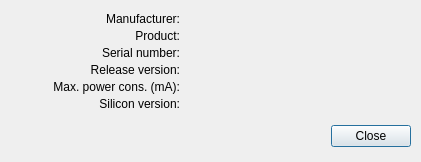
Before: the Qt Designer form src/informationdialog.ui in bloguetronica/cp2130-com, drawn with Qt 5.
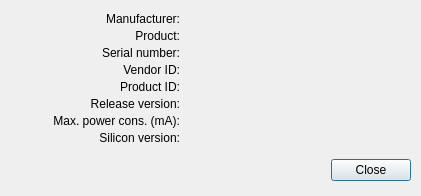
After: the same form once the commit is applied. Icons and pictures are not drawn.

```diff
--- a/src/informationdialog.ui
+++ b/src/informationdialog.ui
@@ -7,19 +7,19 @@
     <x>0</x>
     <y>0</y>
     <width>421</width>
-    <height>162</height>
+    <height>196</height>
    </rect>
   </property>
   <property name="minimumSize">
    <size>
     <width>421</width>
-    <height>162</height>
+    <height>196</height>
    </size>
   </property>
   <property name="maximumSize">
    <size>
     <width>421</width>
-    <height>162</height>
+    <height>196</height>
    </size>
   </property>
   <property name="windowTitle">
@@ -43,7 +43,7 @@
    <property name="geometry">
     <rect>
      <x>10</x>
-     <y>121</y>
+     <y>155</y>
      <width>401</width>
      <height>31</height>
     </rect>
@@ -101,7 +101,7 @@
    <property name="geometry">
     <rect>
      <x>185</x>
-     <y>78</y>
+     <y>112</y>
      <width>226</width>
      <height>17</height>
     </rect>
@@ -130,7 +130,7 @@
    <property name="geometry">
     <rect>
      <x>10</x>
-     <y>61</y>
+     <y>95</y>
      <width>170</width>
      <height>17</height>
     </rect>
@@ -146,7 +146,7 @@
    <property name="geometry">
     <rect>
      <x>185</x>
-     <y>61</y>
+     <y>95</y>
      <width>226</width>
      <height>17</height>
     </rect>
@@ -159,7 +159,7 @@
    <property name="geometry">
     <rect>
      <x>10</x>
-     <y>78</y>
+     <y>112</y>
      <width>170</width>
      <height>17</height>
     </rect>
@@ -204,7 +204,7 @@
    <property name="geometry">
     <rect>
      <x>185</x>
-     <y>95</y>
+     <y>129</y>
      <width>226</width>
      <height>17</height>
     </rect>
@@ -217,7 +217,7 @@
    <property name="geometry">
     <rect>
      <x>10</x>
-     <y>95</y>
+     <y>129</y>
      <width>170</width>
      <height>17</height>
     </rect>
@@ -229,6 +229,64 @@
     <set>Qt::AlignRight|Qt::AlignTrailing|Qt::AlignVCenter</set>
    </property>
   </widget>
+  <widget class="QLabel" name="labelVID">
+   <property name="geometry">
+    <rect>
+     <x>185</x>
+     <y>61</y>
+     <width>226</width>
+     <height>17</height>
+    </rect>
+   </property>
+   <property name="text">
+    <string/>
+   </property>
+  </widget>
+  <widget class="QLabel" name="labelVIDLabel">
+   <property name="geometry">
+    <rect>
+     <x>10</x>
+     <y>61</y>
+     <width>170</width>
+     <height>17</height>
+    </rect>
+   </property>
+   <property name="text">
+    <string>Vendor ID:</string>
+   </property>
+   <property name="alignment">
+    <set>Qt::AlignRight|Qt::AlignTrailing|Qt::AlignVCenter</set>
+   </property>
+  </widget>
+  <widget class="QLabel" name="labelPID">
+   <property name="geometry">
+    <rect>
+     <x>185</x>
+     <y>78</y>
+     <width>226</width>
+     <height>17</height>
+    </rect>
+   </property>
+   <property name="text">
+    <string/>
+   </property>
+  </widget>
+  <widget class="QLabel" name="labelPIDLabel">
+   <property name="geometry">
+    <rect>
+     <x>10</x>
+     <y>78</y>
+     <width>170</width>
+     <height>17</height>
+    </rect>
+   </property>
+   <property name="text">
+    <string>Product ID:</string>
+   </property>
+   <property name="alignment">
+    <set>Qt::AlignRight|Qt::AlignTrailing|Qt::AlignVCenter</set>
+   </property>
+  </widget>
  </widget>
  <resources>
   <include location="resources.qrc"/>
```
